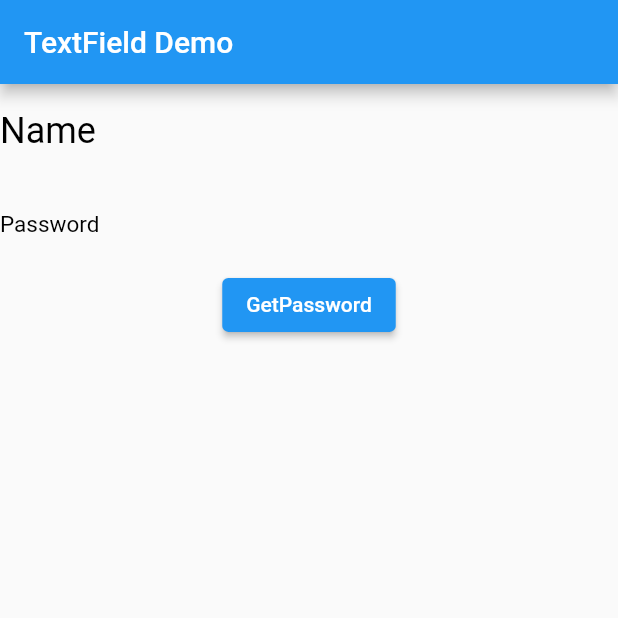
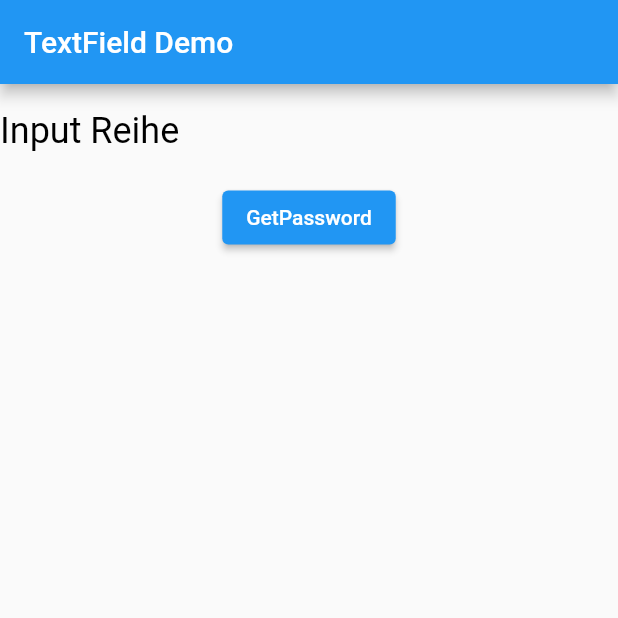
Before and after one commit to Damian-Sommer/FlutterProjekt, a Flutter app: the screen it shows after launch, after a tap on "GetPassword", on a phone screen of 412 x 824 dp, the top half of it. Run offline on Flutter 3.47's test engine with Material 2 defaults, Android fonts, the phone set to English and light mode, and no system bars.

Commit message:
Update main.dart

```diff
--- a/lib/main.dart
+++ b/lib/main.dart
@@ -1,3 +1,5 @@
+// ignore_for_file: deprecated_member_use, unused_local_variable
+
 import 'package:flutter/material.dart';
 
 void main() {
@@ -48,13 +50,13 @@ class MyHomePage extends StatefulWidget {
 }
 
 class _MyHomePageState extends State<MyHomePage> {
-  TextEditingController inputUsernameController = new TextEditingController();
-  TextEditingController inputPasswordController = new TextEditingController();
+  TextEditingController inputReiheNr = new TextEditingController();
   String getuName = "";
   String getPass = "";
-
+  int playerID = 0;
   @override
   Widget build(BuildContext context) {
+    createBoard();
     return Scaffold(
         appBar: AppBar(
           title: const Text("TextField Demo"),
@@ -64,10 +66,10 @@ class _MyHomePageState extends State<MyHomePage> {
             // ignore: prefer_const_literals_to_create_immutables
             children: [
               TextField(
-                controller: inputUsernameController,
+                controller: inputReiheNr,
                 decoration: const InputDecoration(
-                  hintText: "Your Name",
-                  labelText: "Name",
+                  hintText: "Nummer",
+                  labelText: "Input Reihe",
                   labelStyle: TextStyle(fontSize: 24, color: Colors.black),
                   focusedBorder: InputBorder.none,
                   enabledBorder: InputBorder.none,
@@ -77,7 +79,7 @@ class _MyHomePageState extends State<MyHomePage> {
                 enableSuggestions: false,
                 //style: TextStyle(decoration: TextDecoration.none),
               ),
-              TextField(
+              /*TextField(
                 controller: inputPasswordController,
                 decoration: const InputDecoration(
                   hintText: "Your password",
@@ -91,13 +93,15 @@ class _MyHomePageState extends State<MyHomePage> {
                 enableSuggestions: false,
 
                 //style: TextStyle(decoration: TextDecoration.none),
-              ),
+              ),*/
               ElevatedButton(
                   onPressed: () {
-                    setState(() {
+                    /*setState(() {
                       getuName = inputUsernameController.text;
                       getPass = inputPasswordController.text;
-                    });
+                    });*/
+                    updateBoard(inputReiheNr.text, playerID);
+                    playerID = playerID + 1;
                   },
                   child: Text("GetPassword")),
               // ignore: unnecessary_null_comparison
@@ -107,4 +111,32 @@ class _MyHomePageState extends State<MyHomePage> {
           ),
         ));
   }
+
+  var twoDList;
+  void createBoard() {
+    int row = 6;
+    int col = 7;
+
+    this.twoDList = List.generate(
+        row, (i) => List.filled(col, "*", growable: false),
+        growable: false);
+  }
+
+  void updateBoard(String reihe, int playerNr) {
+//For fill;
+    int reiheID = int.parse(reihe);
+
+
+
+    if(playerID % 2 == 0){
+      twoDList[][reihe] = "deneme";
+    }
+
+
+    print(twoDList);
+  }
+
+  bool isfull(int reihe){
+
+  }
 }
```
